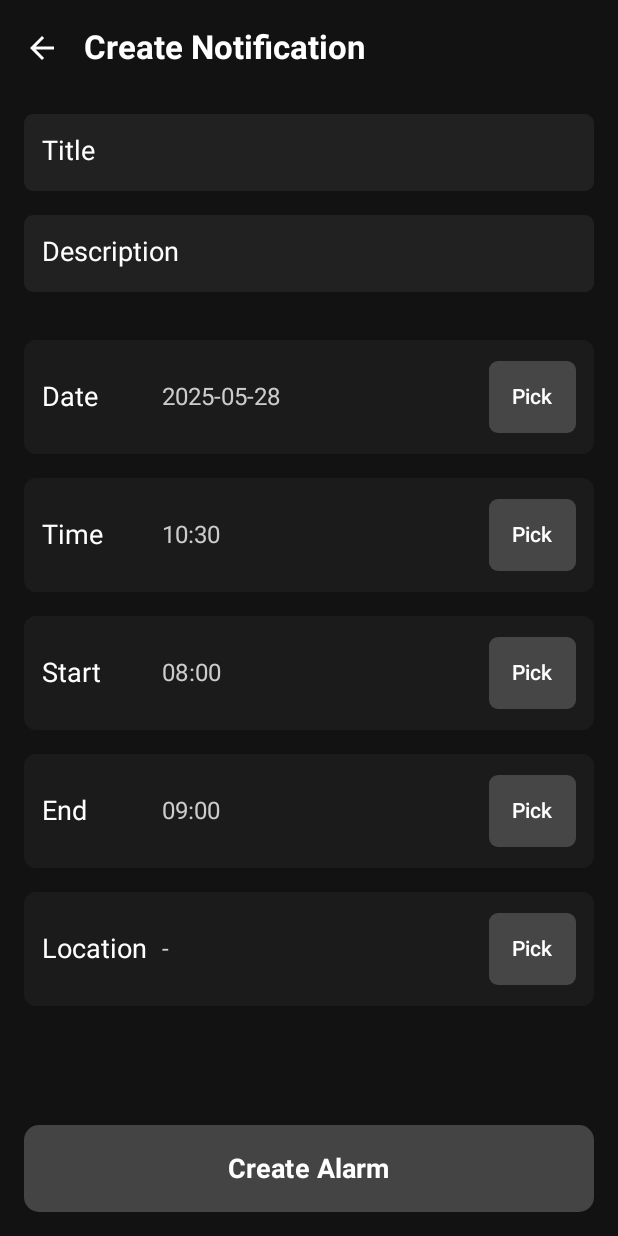
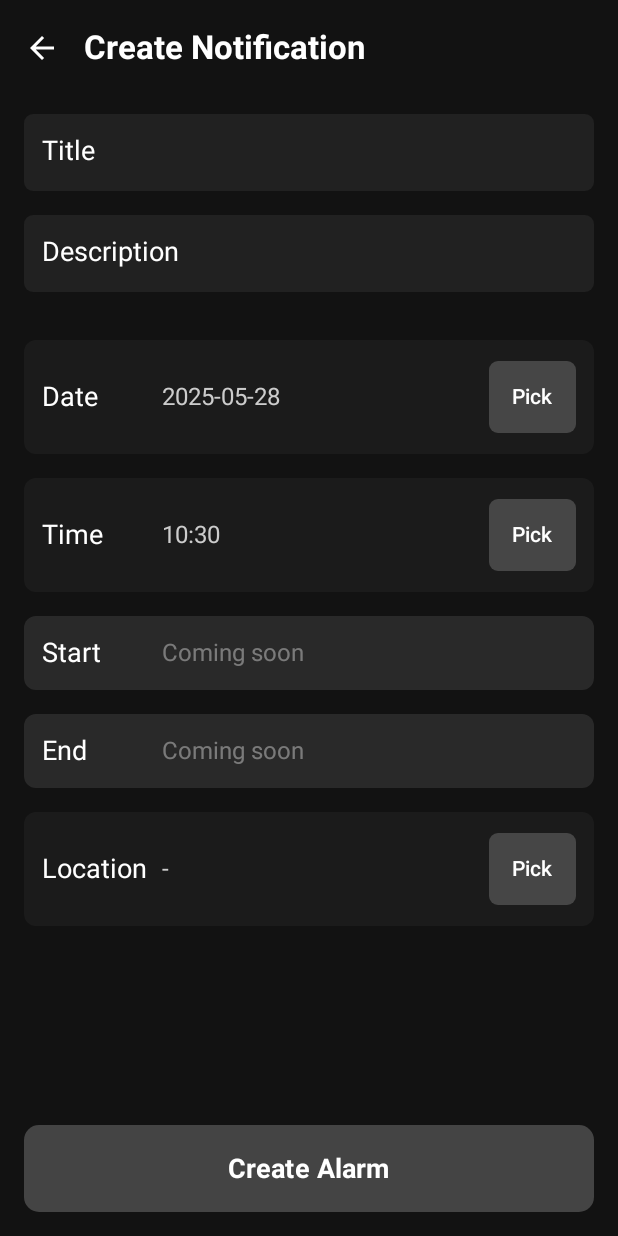
Before and after one commit to AidasLit/uni-alarm-planner-app, an Android app built with Jetpack Compose: the CreateNotificationActivity screen opened directly, with no data from a screen before it, on a phone screen of 412 x 824 dp. Run offline under Robolectric (Android 15) with nearby library versions, the phone set to English and light mode, and no system bars; our stand-ins replace Room's generated code; libraries missing offline, so code that uses them is left out: com.android.tools.

Commit message:
Prideta vibracijos animacija pasileidus alarmui, renkantis vieta prizoominama prie dabartines vietos, coming soon funkcijos

```diff
--- a/app/build.gradle.kts
+++ b/app/build.gradle.kts
@@ -58,7 +58,8 @@ dependencies {
     implementation("androidx.navigation:navigation-compose:2.5.3")
     implementation("androidx.cardview:cardview:1.0.0")
     implementation("com.google.guava:guava:31.1-android")
-    implementation("com.google.android.gms:play-services-maps:19.2.0")
+    implementation ("com.google.android.gms:play-services-maps:18.2.0")
+    implementation ("com.google.android.gms:play-services-location:21.0.1")
     implementation("androidx.lifecycle:lifecycle-viewmodel-ktx:2.8.7")
     implementation("androidx.datastore:datastore-core-android:1.1.4")
     implementation("org.jetbrains.kotlinx:kotlinx-serialization-json:1.8.1")
--- a/app/src/main/java/com/example/labworks/NotifCreateScreen.kt
+++ b/app/src/main/java/com/example/labworks/NotifCreateScreen.kt
@@ -4,10 +4,10 @@ import android.app.DatePickerDialog
 import android.app.TimePickerDialog
 import androidx.compose.foundation.background
 import androidx.compose.foundation.layout.*
+import androidx.compose.foundation.rememberScrollState
 import androidx.compose.foundation.shape.RoundedCornerShape
 import androidx.compose.foundation.text.BasicTextField
 import androidx.compose.foundation.verticalScroll
-import androidx.compose.foundation.rememberScrollState
 import androidx.compose.material.icons.Icons
 import androidx.compose.material.icons.filled.ArrowBack
 import androidx.compose.material3.*
@@ -121,7 +121,7 @@ fun NotifCreateScreen(
                 .fillMaxSize()
                 .padding(padding)
                 .padding(horizontal = 16.dp)
-                .verticalScroll(scrollState) // Pritaikome slinkimą visam turiniui
+                .verticalScroll(scrollState)
         ) {
             Spacer(modifier = Modifier.height(12.dp))
 
@@ -141,23 +141,28 @@ fun NotifCreateScreen(
 
             Spacer(modifier = Modifier.height(24.dp))
 
-            InfoItem(label = "Date", value = dateText) { datePicker.show() }
-            InfoItem(label = "Time", value = timeText) { timePicker.show() }
-            InfoItem(label = "Start", value = "%02d:00".format(startHour)) {
-                TimePickerDialog(context, { _, hour, _ -> startHour = hour }, startHour, 0, true).show()
-            }
-            InfoItem(label = "End", value = "%02d:00".format(endHour)) {
-                TimePickerDialog(context, { _, hour, _ -> endHour = hour }, endHour, 0, true).show()
-            }
+            InfoItem(label = "Date", value = dateText, onPick = { datePicker.show() })
+            InfoItem(label = "Time", value = timeText, onPick = { timePicker.show() })
 
-            // Pataisytas info item su koordinatėmis - pavadinimas ir koordinatės matomos
+            // Start & End - disabled
+            InfoItem(
+                label = "Start",
+                value = "%02d:00".format(startHour),
+                disabled = true
+            )
+            InfoItem(
+                label = "End",
+                value = "%02d:00".format(endHour),
+                disabled = true
+            )
+
             InfoItem(
                 label = "Location",
                 value = if (selectedLat != null && selectedLng != null) "$selectedLat, $selectedLng" else "-",
                 onPick = { onLaunchMap() }
             )
 
-            Spacer(modifier = Modifier.height(10.dp)) // Tarpo pridėjimas prieš mygtuką
+            Spacer(modifier = Modifier.height(10.dp))
         }
     }
 }
@@ -195,30 +200,31 @@ fun InfoItem(
     label: String,
     value: String,
     modifier: Modifier = Modifier,
-    onPick: () -> Unit
+    onPick: (() -> Unit)? = null,
+    disabled: Boolean = false
 ) {
     val fontSize = if (value == "-") 16.sp else 16.sp
+    val backgroundColor = if (disabled) Color.Gray.copy(alpha = 0.2f) else Color.DarkGray.copy(alpha = 0.2f)
+    val textColor = if (disabled) Color.LightGray.copy(alpha = 0.5f) else Color.LightGray
 
     Row(
         modifier = modifier
             .fillMaxWidth()
             .padding(vertical = 8.dp)
-            .background(Color.DarkGray.copy(alpha = 0.2f), RoundedCornerShape(8.dp))
+            .background(backgroundColor, RoundedCornerShape(8.dp))
             .padding(horizontal = 12.dp, vertical = 14.dp),
         verticalAlignment = Alignment.CenterVertically
     ) {
-        // Pavadinimas (label)
         Text(
             text = label,
             color = Color.White,
             fontSize = 18.sp,
-            modifier = Modifier.width(80.dp) // Fiksuotas plotis
+            modifier = Modifier.width(80.dp)
         )
 
-        // Koordinatės (value)
         Text(
-            text = value,
-            color = Color.LightGray,
+            text = if (disabled) "Coming soon" else value.take(12),
+            color = textColor,
             fontSize = fontSize,
             maxLines = 1,
             modifier = Modifier
@@ -226,13 +232,15 @@ fun InfoItem(
                 .padding(end = 1.dp)
         )
 
-        // "Pick" mygtukas
+        if (!disabled && onPick != null) {
             Box(
                 modifier = Modifier
                     .background(Color.Gray.copy(alpha = 0.4f), RoundedCornerShape(6.dp))
             ) {
                 TextButton(onClick = onPick) {
                     Text("Pick", color = Color.White, fontSize = 14.sp)
-            }}
                 }
             }
+        }
+    }
+}
--- /dev/null
+++ b/app/src/main/res/drawable/gradient_background.xml
@@ -0,0 +1,5 @@
+<?xml version="1.0" encoding="utf-8"?>
+<gradient xmlns:android="http://schemas.android.com/apk/res/android"
+    android:startColor="#FF7F50"
+    android:endColor="#FF6347"
+    android:angle="90" />
--- a/app/src/main/res/layout/activity_alarm.xml
+++ b/app/src/main/res/layout/activity_alarm.xml
@@ -2,6 +2,7 @@
 <LinearLayout xmlns:android="http://schemas.android.com/apk/res/android"
     android:orientation="vertical"
     android:gravity="center"
+    android:id="@+id/activity_alarm"
     android:background="#000000"
     android:layout_width="match_parent"
     android:layout_height="match_parent">
```
Also changed, not shown: app/src/main/java/com/example/labworks/AlarmActivity.kt (+9 -0 lines), app/src/main/java/com/example/labworks/MapSelectActivity.kt (+47 -4 lines), app/src/main/res/anim/shake.xml (added, +7 -0 lines). Lines whose indentation alone changed are shown as unchanged.
